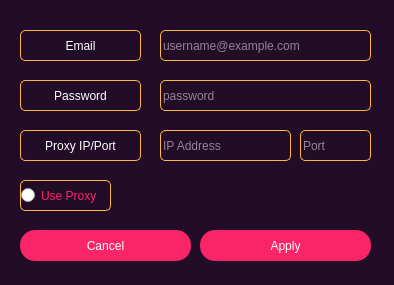
Old version of the form editmaildialog.ui in the repository pierelucas/HokusGuard.
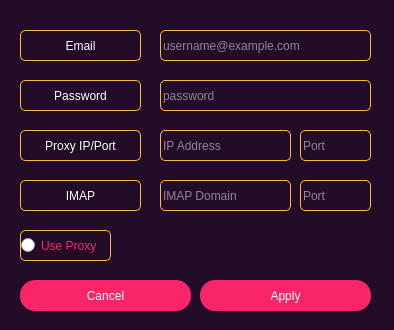
New version of the form.

What changed in the file:
```diff
--- a/editmaildialog.ui
+++ b/editmaildialog.ui
@@ -7,19 +7,19 @@
     <x>0</x>
     <y>0</y>
     <width>394</width>
-    <height>285</height>
+    <height>330</height>
    </rect>
   </property>
   <property name="minimumSize">
    <size>
     <width>394</width>
-    <height>285</height>
+    <height>330</height>
    </size>
   </property>
   <property name="maximumSize">
    <size>
     <width>394</width>
-    <height>285</height>
+    <height>330</height>
    </size>
   </property>
   <property name="windowTitle">
@@ -208,7 +208,7 @@
    <property name="geometry">
     <rect>
      <x>20</x>
-     <y>230</y>
+     <y>280</y>
      <width>171</width>
      <height>31</height>
     </rect>
@@ -221,7 +221,7 @@
    <property name="geometry">
     <rect>
      <x>200</x>
-     <y>230</y>
+     <y>280</y>
      <width>171</width>
      <height>31</height>
     </rect>
@@ -234,7 +234,7 @@
    <property name="geometry">
     <rect>
      <x>20</x>
-     <y>180</y>
+     <y>230</y>
      <width>91</width>
      <height>31</height>
     </rect>
@@ -243,6 +243,48 @@
     <string>Use Proxy</string>
    </property>
   </widget>
+  <widget class="QLabel" name="imap_label">
+   <property name="geometry">
+    <rect>
+     <x>20</x>
+     <y>180</y>
+     <width>121</width>
+     <height>31</height>
+    </rect>
+   </property>
+   <property name="text">
+    <string>IMAP</string>
+   </property>
+   <property name="alignment">
+    <set>Qt::AlignCenter</set>
+   </property>
+  </widget>
+  <widget class="QLineEdit" name="imap_domain_lineEdit">
+   <property name="geometry">
+    <rect>
+     <x>160</x>
+     <y>180</y>
+     <width>131</width>
+     <height>31</height>
+    </rect>
+   </property>
+   <property name="placeholderText">
+    <string>IMAP Domain</string>
+   </property>
+  </widget>
+  <widget class="QLineEdit" name="imap_port_lineEdit">
+   <property name="geometry">
+    <rect>
+     <x>300</x>
+     <y>180</y>
+     <width>71</width>
+     <height>31</height>
+    </rect>
+   </property>
+   <property name="placeholderText">
+    <string>Port</string>
+   </property>
+  </widget>
  </widget>
  <resources/>
  <connections/>
```
